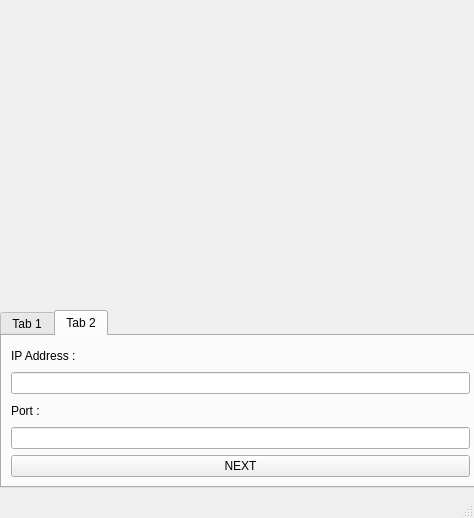
First picture: the form in ZombieVSPlants/mainwindow.ui, repository parnianghaisari/Plants-vs.-Zombies-Game, before the edit.
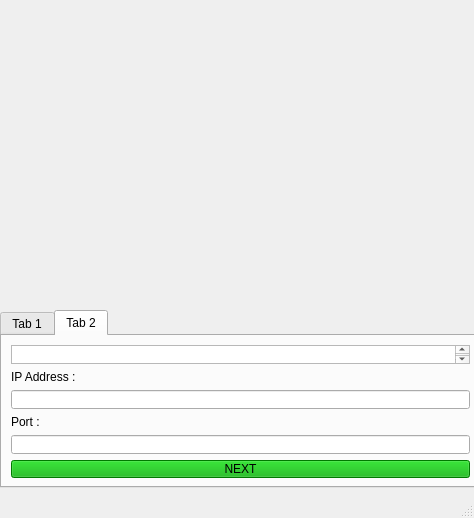
Second picture: the form after the edit.

```diff
--- a/ZombieVSPlants/mainwindow.ui
+++ b/ZombieVSPlants/mainwindow.ui
@@ -39,6 +39,9 @@
       <string>Tab 2</string>
      </attribute>
      <layout class="QVBoxLayout" name="verticalLayout">
+      <item>
+       <widget class="QTextEdit" name="textEdit"/>
+      </item>
       <item>
        <widget class="QLabel" name="label">
         <property name="styleSheet">
@@ -69,6 +72,9 @@
       </item>
       <item>
        <widget class="QPushButton" name="pushButton">
+        <property name="styleSheet">
+         <string notr="true">background-color: rgb(0, 170, 0);</string>
+        </property>
         <property name="text">
          <string>NEXT</string>
         </property>
```
